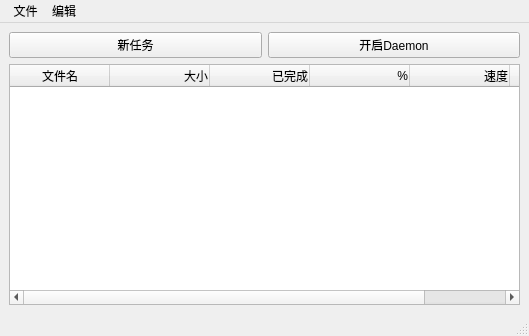
Before: the Qt Designer form ui/main.ui in pro711/smartget, drawn with Qt 5.
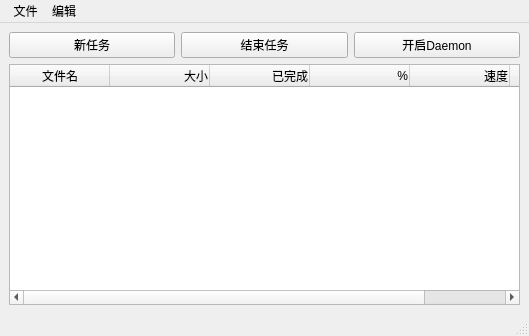
After: the same form once the commit is applied.

Patch:
```diff
--- a/ui/main.ui
+++ b/ui/main.ui
@@ -29,6 +29,13 @@
           </property>
          </widget>
         </item>
+        <item>
+         <widget class="QPushButton" name="endMission">
+          <property name="text">
+           <string>结束任务</string>
+          </property>
+         </widget>
+        </item>
         <item>
          <widget class="QPushButton" name="startDaemon">
           <property name="text">
```
